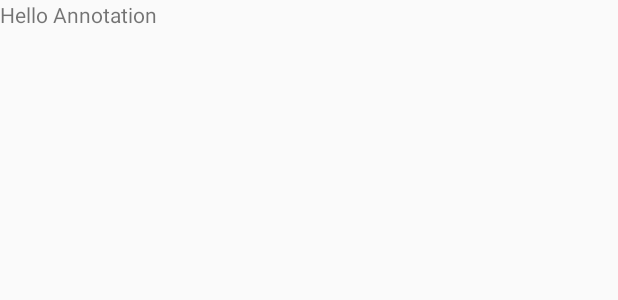
After one commit to YongmingLee/kai, an Android app: the layout activity_test_inflact.xml on its own in the app's theme, with its tools: preview values and no code run, on a phone screen of 412 x 824 dp. The commit adds this screen. Shown: the top 300 px of the screen. Run offline under Robolectric (Android 15) with nearby library versions, the phone set to English and light mode, and no system bars.

Commit message:
添加注解测试

```diff
--- a/app/src/main/AndroidManifest.xml
+++ b/app/src/main/AndroidManifest.xml
@@ -52,6 +52,7 @@
         <activity android:name=".ActivitySubmodule.HttpTestActivity" />
         <activity android:name=".ActivitySubmodule.SensorTestActivity" />
         <activity android:name=".ActivitySubmodule.RecyclerViewActivity" />
+        <activity android:name=".ActivitySubmodule.ReflectTestActivity"/>
 
         <!--
         注意事项:
--- a/app/src/main/java/com/example/yongming/activity/UITestActivity.java
+++ b/app/src/main/java/com/example/yongming/activity/UITestActivity.java
@@ -5,6 +5,7 @@ import android.os.Bundle;
 import android.support.annotation.Nullable;
 
 
+import com.example.yongming.activity.ActivitySubmodule.ReflectTestActivity;
 import com.example.yongming.activity.ActivitySubmodule.RecyclerViewActivity;
 import com.example.yongming.activity.ActivitySubmodule.UIFragmentTestActivity;
 import com.example.yongming.activity.ActivitySubmodule.UITestNineActivity;
@@ -21,6 +22,7 @@ public class UITestActivity extends BaseListActivity {
         listDatas.add("点九图测试");
         listDatas.add("Fragment测试");
         listDatas.add("RecyclerView");
+        listDatas.add("反射和注解");
 
         super.onCreate(savedInstanceState);
     }
@@ -47,6 +49,10 @@ public class UITestActivity extends BaseListActivity {
             case 2:
                 intent = new Intent(this, RecyclerViewActivity.class);
                 break;
+
+            case 3:
+                intent = new Intent(this, ReflectTestActivity.class);
+                break;
         }
 
         if (intent != null) {
--- /dev/null
+++ b/app/src/main/res/layout/activity_test_inflact.xml
@@ -0,0 +1,13 @@
+<?xml version="1.0" encoding="utf-8"?>
+<LinearLayout xmlns:android="http://schemas.android.com/apk/res/android"
+    android:orientation="vertical" android:layout_width="match_parent"
+    android:layout_height="match_parent">
+
+    <TextView
+        android:id="@+id/ati_text"
+        android:layout_width="wrap_content"
+        android:layout_height="wrap_content"
+        android:text="Hello Annotation"
+        />
+
+</LinearLayout>
```
Also changed, not shown: app/src/main/java/com/example/yongming/activity/ActivitySubmodule/ReflectTestActivity.java (added, +108 -0 lines), app/src/main/java/com/example/yongming/module/Fruit.java (+17 -0 lines), app/src/main/java/com/example/yongming/protocol/MyAnnotation.java (added, +12 -0 lines), app/src/main/java/com/example/yongming/protocol/YMField.java (added, +22 -0 lines).
